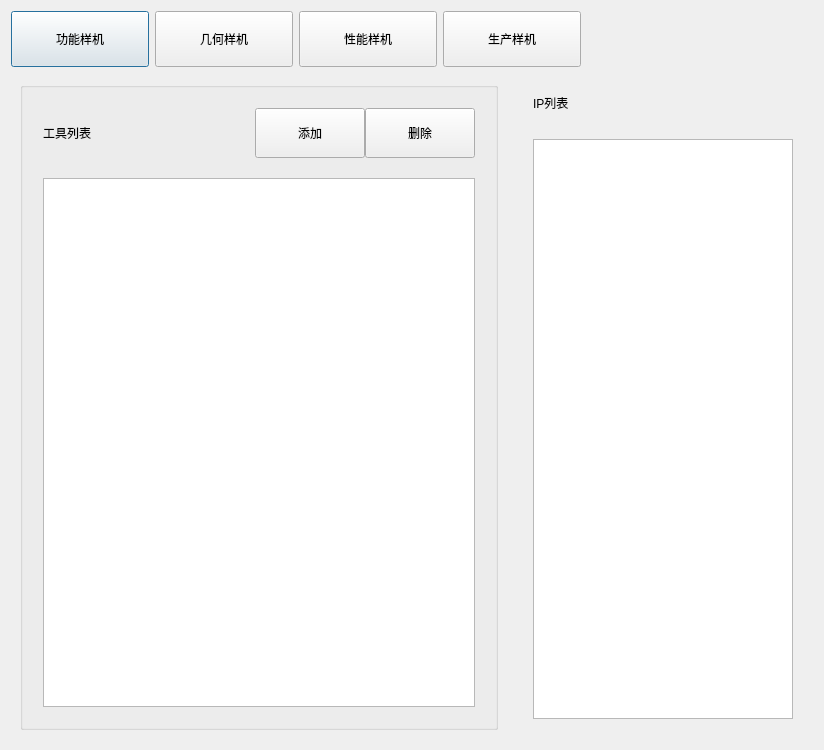
Old version of the form digitalIntegration/InformationConfihurationDialog.ui in the repository jiaqingguo/DI.
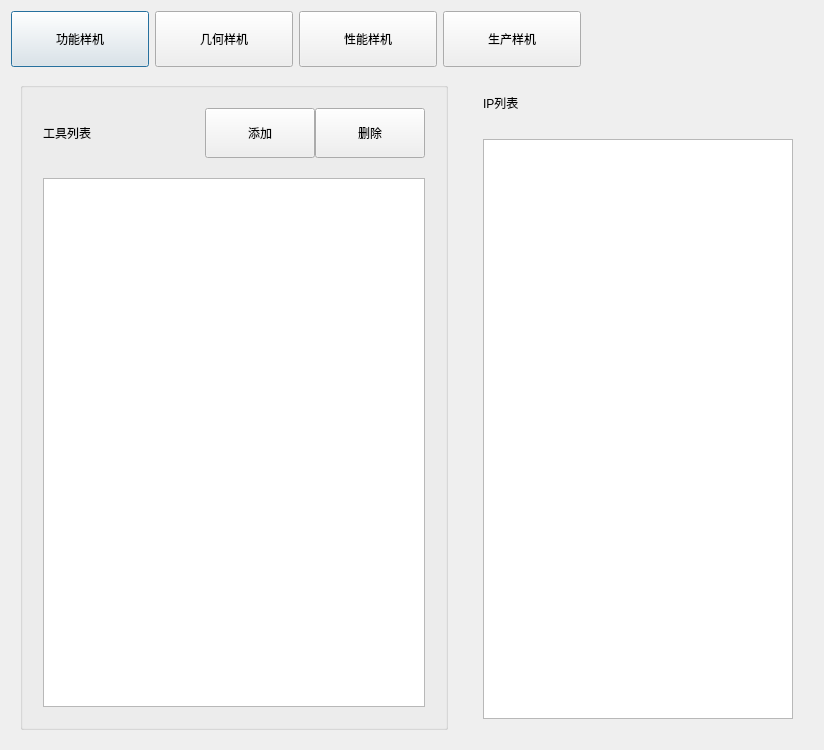
New version of the form.

Diff of the .ui file:
```diff
--- a/digitalIntegration/InformationConfihurationDialog.ui
+++ b/digitalIntegration/InformationConfihurationDialog.ui
@@ -483,7 +483,7 @@
      </property>
      <property name="maximumSize">
       <size>
-       <width>300</width>
+       <width>350</width>
        <height>16777215</height>
       </size>
      </property>
```
